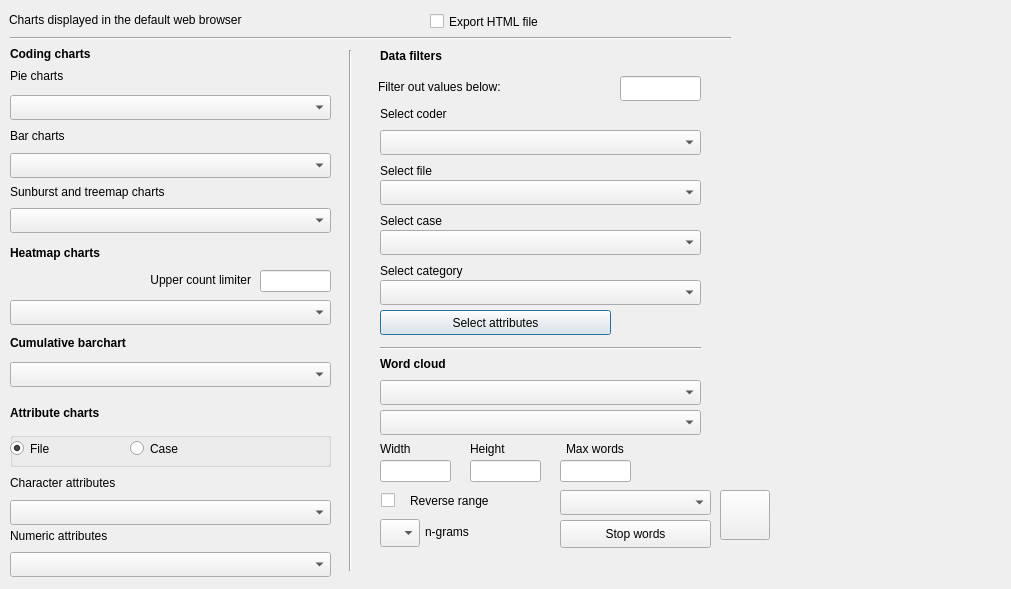
Above: src/GUI_UIs/ui_dialog_charts.ui from ccbogel/QualCoder before the change. Below: the same form after it.
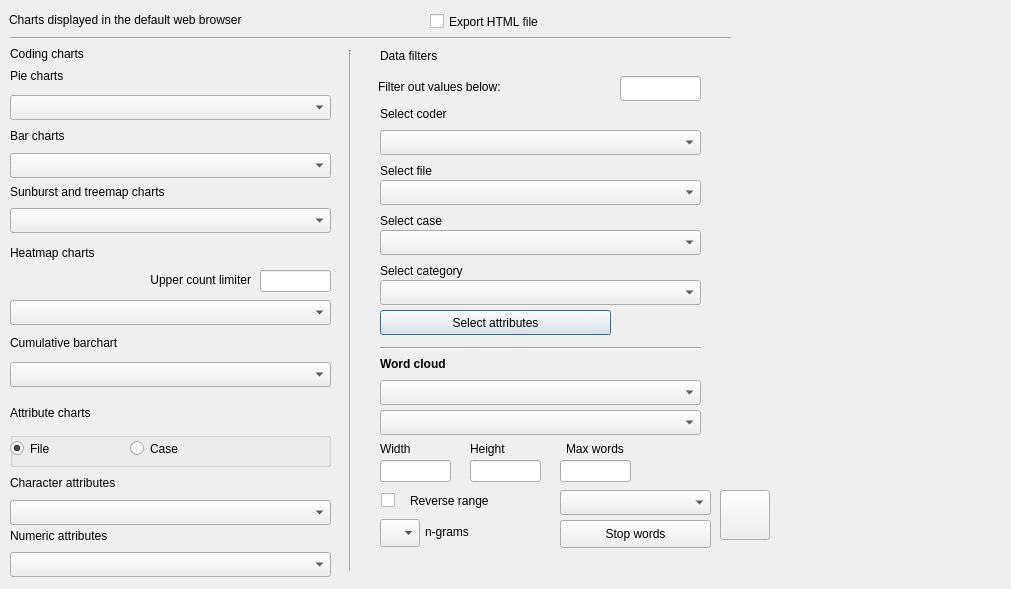
That is the form after the change.

The edit to the form file:
```diff
--- a/src/GUI_UIs/ui_dialog_charts.ui
+++ b/src/GUI_UIs/ui_dialog_charts.ui
@@ -233,11 +233,12 @@
    </property>
    <property name="font">
     <font>
+     <weight>50</weight>
      <bold>false</bold>
     </font>
    </property>
    <property name="text">
-    <string>&lt;b&gt;Data filters&lt;/b&gt;</string>
+    <string>Data filters</string>
    </property>
   </widget>
   <widget class="QLabel" name="label_chart_options">
@@ -251,11 +252,12 @@
    </property>
    <property name="font">
     <font>
+     <weight>50</weight>
      <bold>false</bold>
     </font>
    </property>
    <property name="text">
-    <string>&lt;b&gt;Coding charts&lt;/b&gt;</string>
+    <string>Coding charts</string>
    </property>
   </widget>
   <widget class="QComboBox" name="comboBox_category">
@@ -313,11 +315,12 @@
    </property>
    <property name="font">
     <font>
+     <weight>50</weight>
      <bold>false</bold>
     </font>
    </property>
    <property name="text">
-    <string>&lt;b&gt;Attribute charts&lt;/b&gt;</string>
+    <string>Attribute charts</string>
    </property>
   </widget>
   <widget class="QLabel" name="label_num_attr">
@@ -438,11 +441,12 @@
    </property>
    <property name="font">
     <font>
+     <weight>50</weight>
      <bold>false</bold>
     </font>
    </property>
    <property name="text">
-    <string>&lt;b&gt;Heatmap charts&lt;/b&gt;</string>
+    <string>Heatmap charts</string>
    </property>
   </widget>
   <widget class="Line" name="line_3">
@@ -724,11 +728,12 @@
    </property>
    <property name="font">
     <font>
+     <weight>50</weight>
      <bold>false</bold>
     </font>
    </property>
    <property name="text">
-    <string>&lt;b&gt;Cumulative barchart&lt;/b&gt;</string>
+    <string>Cumulative barchart</string>
    </property>
   </widget>
   <widget class="QComboBox" name="comboBox_cumulative_bar">
```
Left out of the diff: 1 changed line with no effect on the pictures.
